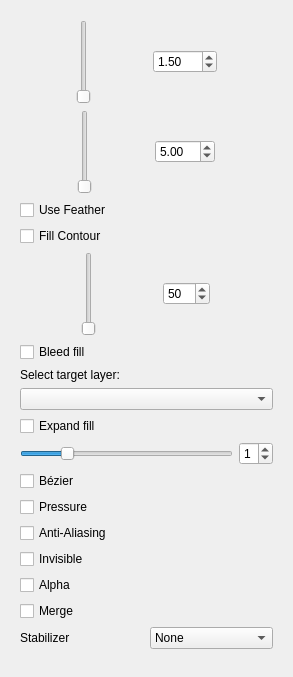
First picture: the form in app/ui/tooloptions.ui, repository davidlamhauge/pencil, before the edit.
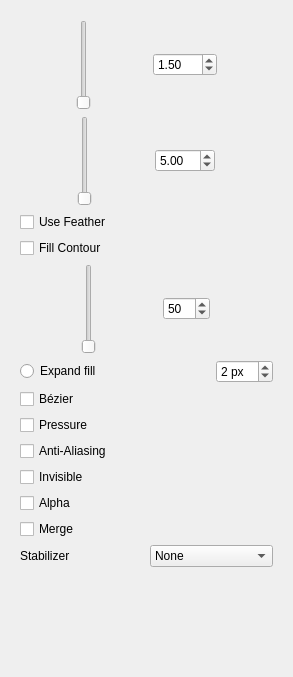
Second picture: the form after the edit. Custom widgets are drawn as their Qt base class.

The edit to the form file:
```diff
--- a/app/ui/tooloptions.ui
+++ b/app/ui/tooloptions.ui
@@ -34,7 +34,7 @@
         <height>655</height>
        </rect>
       </property>
-      <layout class="QVBoxLayout" name="verticalLayout_4">
+      <layout class="QVBoxLayout" name="verticalLayout">
        <item>
         <layout class="QHBoxLayout" name="horizontalLayout_2">
          <item>
@@ -128,8 +128,6 @@
         </widget>
        </item>
        <item>
-        <layout class="QVBoxLayout" name="verticalLayout_3">
-         <item>
           <layout class="QHBoxLayout" name="horizontalLayout_3">
            <item>
             <widget class="SpinSlider" name="toleranceSlider">
@@ -156,79 +154,49 @@
            </item>
           </layout>
          </item>
-         <item>
-          <layout class="QVBoxLayout" name="verticalLayout">
-           <item>
-            <widget class="QCheckBox" name="bleedFillCheckBox">
-             <property name="text">
-              <string>Bleed fill</string>
-             </property>
-            </widget>
-           </item>
-           <item>
-            <widget class="QLabel" name="bleedFillLabel">
-             <property name="text">
-              <string>Select target layer:</string>
-             </property>
-            </widget>
-           </item>
-           <item>
-            <widget class="QComboBox" name="bleedFillComboBox">
-             <property name="enabled">
-              <bool>true</bool>
-             </property>
-            </widget>
-           </item>
-          </layout>
-         </item>
-         <item>
-          <widget class="QCheckBox" name="expandFillCheckBox">
-           <property name="text">
-            <string>Expand fill</string>
-           </property>
-          </widget>
-         </item>
          <item>
           <layout class="QHBoxLayout" name="horizontalLayout_5">
            <item>
-            <widget class="QSlider" name="expandFillSlider">
-             <property name="enabled">
-              <bool>true</bool>
-             </property>
-             <property name="minimum">
-              <number>0</number>
-             </property>
-             <property name="maximum">
-              <number>5</number>
-             </property>
-             <property name="pageStep">
-              <number>1</number>
-             </property>
-             <property name="value">
-              <number>1</number>
-             </property>
+          <widget class="QRadioButton" name="expandFillRadioButton">
+           <property name="toolTip">
+            <string>Fills area + chosen number of pixels</string>
+           </property>
+           <property name="text">
+            <string>Expand fill</string>
+           </property>
+          </widget>
+         </item>
+         <item>
+          <spacer name="horizontalSpacer">
              <property name="orientation">
               <enum>Qt::Horizontal</enum>
              </property>
-            </widget>
+           <property name="sizeHint" stdset="0">
+            <size>
+             <width>40</width>
+             <height>20</height>
+            </size>
+           </property>
+          </spacer>
            </item>
            <item>
             <widget class="QSpinBox" name="expandFillSpinBox">
              <property name="enabled">
               <bool>true</bool>
              </property>
+           <property name="suffix">
+            <string> px</string>
+           </property>
              <property name="minimum">
-              <number>0</number>
+            <number>1</number>
              </property>
              <property name="maximum">
-              <number>5</number>
+            <number>10</number>
              </property>
              <property name="value">
-              <number>1</number>
-             </property>
-            </widget>
-           </item>
-          </layout>
+            <number>2</number>
+           </property>
+          </widget>
          </item>
         </layout>
        </item>
```
Lines whose indentation alone changed are shown as unchanged.
